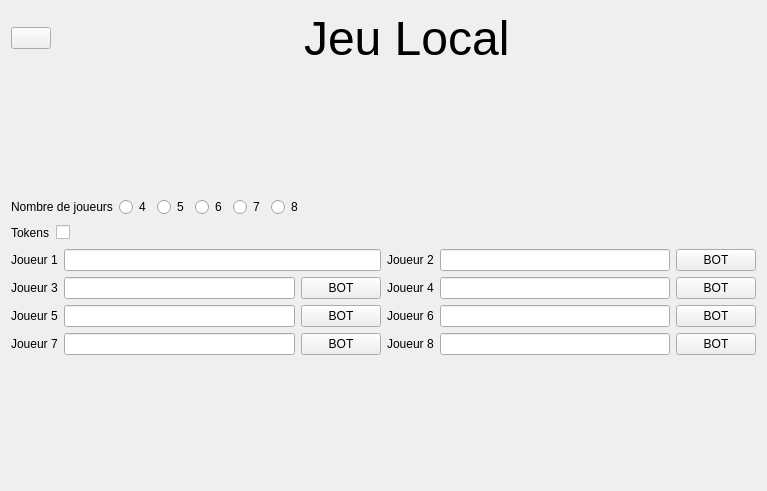
Qt form test_projet/jeulocal.ui (gbequet/time_bomb) before a commit.
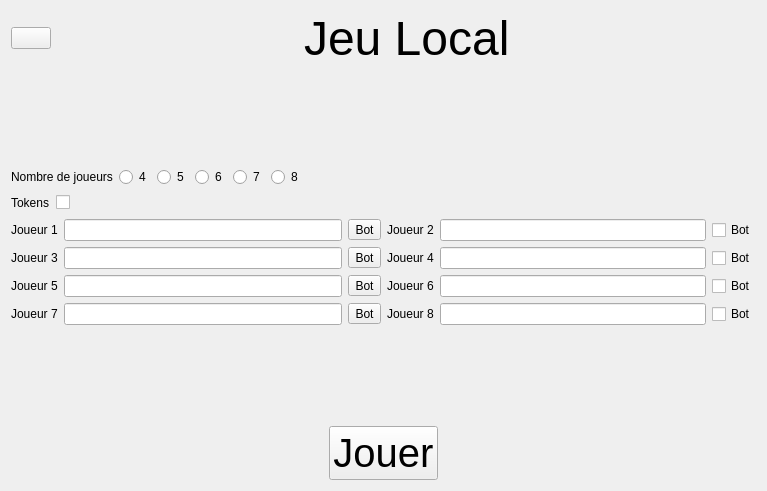
The same form after that commit. Icons and pictures are not drawn.

The edit to the form file:
```diff
--- a/test_projet/jeulocal.ui
+++ b/test_projet/jeulocal.ui
@@ -186,6 +186,13 @@
          <item>
           <widget class="QLineEdit" name="lineEdit_7"/>
          </item>
+         <item>
+          <widget class="QToolButton" name="toolButton">
+           <property name="text">
+            <string>Bot</string>
+           </property>
+          </widget>
+         </item>
         </layout>
        </item>
        <item>
@@ -201,9 +208,9 @@
           <widget class="QLineEdit" name="lineEdit_6"/>
          </item>
          <item>
-          <widget class="QPushButton" name="pushButton_3">
+          <widget class="QToolButton" name="toolButton_2">
            <property name="text">
-            <string>BOT</string>
+            <string>Bot</string>
            </property>
           </widget>
          </item>
@@ -222,9 +229,9 @@
           <widget class="QLineEdit" name="lineEdit_2"/>
          </item>
          <item>
-          <widget class="QPushButton" name="pushButton_2">
+          <widget class="QToolButton" name="toolButton_3">
            <property name="text">
-            <string>BOT</string>
+            <string>Bot</string>
            </property>
           </widget>
          </item>
@@ -243,9 +250,9 @@
           <widget class="QLineEdit" name="lineEdit"/>
          </item>
          <item>
-          <widget class="QPushButton" name="pushButton_4">
+          <widget class="QToolButton" name="toolButton_4">
            <property name="text">
-            <string>BOT</string>
+            <string>Bot</string>
            </property>
           </widget>
          </item>
@@ -268,9 +275,9 @@
           <widget class="QLineEdit" name="lineEdit_3"/>
          </item>
          <item>
-          <widget class="QPushButton" name="pushButton_5">
+          <widget class="QCheckBox" name="checkBox_6">
            <property name="text">
-            <string>BOT</string>
+            <string>Bot</string>
            </property>
           </widget>
          </item>
@@ -289,9 +296,9 @@
           <widget class="QLineEdit" name="lineEdit_4"/>
          </item>
          <item>
-          <widget class="QPushButton" name="pushButton_6">
+          <widget class="QCheckBox" name="checkBox_7">
            <property name="text">
-            <string>BOT</string>
+            <string>Bot</string>
            </property>
           </widget>
          </item>
@@ -310,9 +317,9 @@
           <widget class="QLineEdit" name="lineEdit_5"/>
          </item>
          <item>
-          <widget class="QPushButton" name="pushButton_7">
+          <widget class="QCheckBox" name="checkBox_8">
            <property name="text">
-            <string>BOT</string>
+            <string>Bot</string>
            </property>
           </widget>
          </item>
@@ -331,9 +338,9 @@
           <widget class="QLineEdit" name="lineEdit_8"/>
          </item>
          <item>
-          <widget class="QPushButton" name="pushButton_8">
+          <widget class="QCheckBox" name="checkBox_9">
            <property name="text">
-            <string>BOT</string>
+            <string>Bot</string>
            </property>
           </widget>
          </item>
@@ -356,6 +363,48 @@
      </property>
     </spacer>
    </item>
+   <item>
+    <layout class="QHBoxLayout" name="horizontalLayout_13">
+     <item>
+      <spacer name="horizontalSpacer_6">
+       <property name="orientation">
+        <enum>Qt::Horizontal</enum>
+       </property>
+       <property name="sizeHint" stdset="0">
+        <size>
+         <width>40</width>
+         <height>20</height>
+        </size>
+       </property>
+      </spacer>
+     </item>
+     <item>
+      <widget class="QPushButton" name="start">
+       <property name="font">
+        <font>
+         <pointsize>30</pointsize>
+        </font>
+       </property>
+       <property name="text">
+        <string>Jouer</string>
+       </property>
+      </widget>
+     </item>
+     <item>
+      <spacer name="horizontalSpacer_5">
+       <property name="orientation">
+        <enum>Qt::Horizontal</enum>
+       </property>
+       <property name="sizeHint" stdset="0">
+        <size>
+         <width>40</width>
+         <height>20</height>
+        </size>
+       </property>
+      </spacer>
+     </item>
+    </layout>
+   </item>
   </layout>
  </widget>
  <resources/>
```
